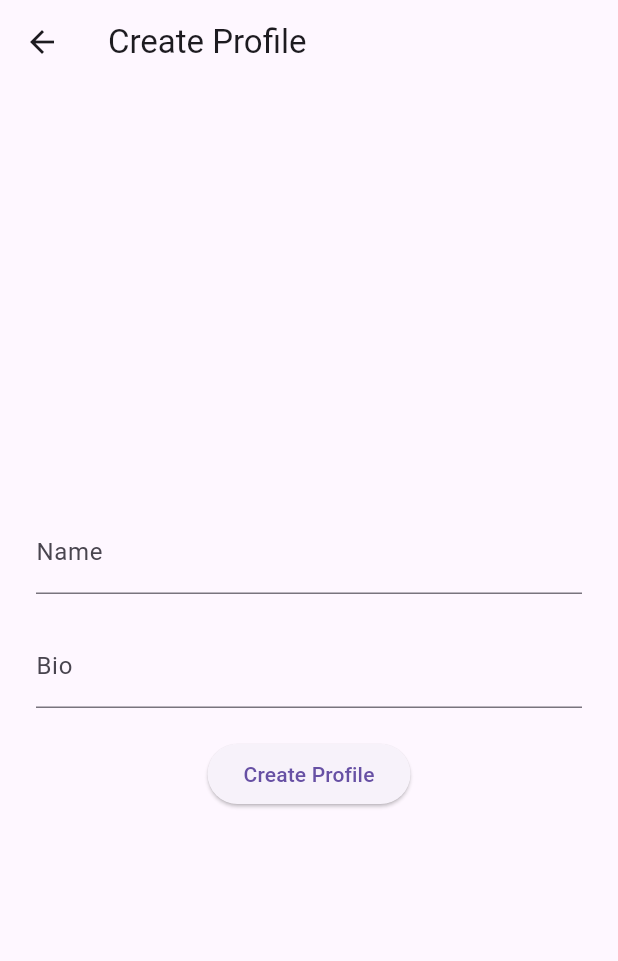
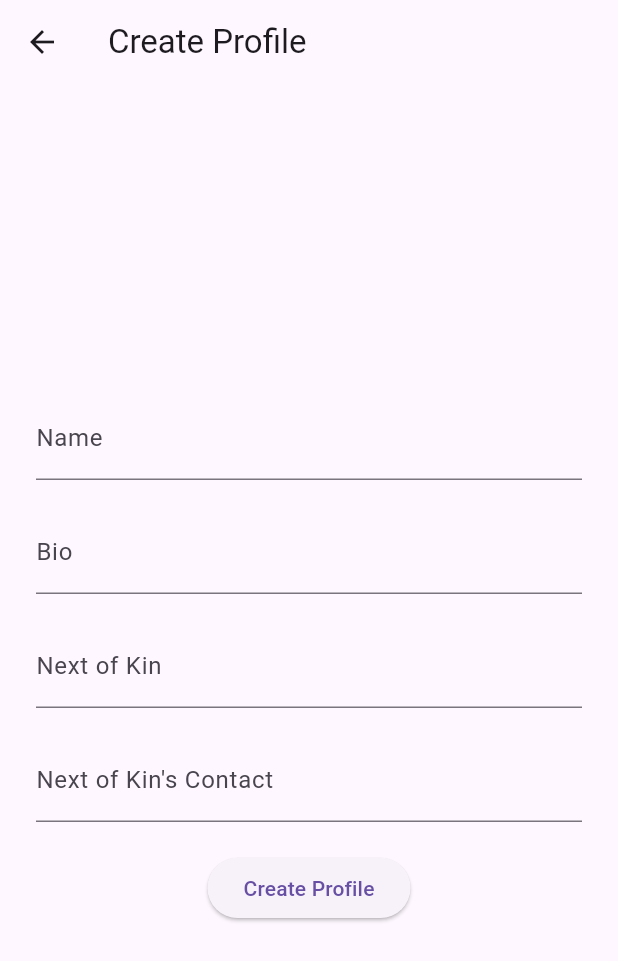
Before and after one commit to Stella1B/Saferride, a Flutter app: the ProfileCreationPage screen opened by its route, on a phone screen of 412 x 824 dp. Shown: the top 961 px of the screen. Run offline on Flutter 3.47's test engine with Material 3 defaults, Android fonts, the phone set to English and light mode, and no system bars; our stand-ins replace shared_preferences; accounts and stored records are empty.

Commit message:
profile modification

```diff
--- a/lib/screens/profile_screen.dart
+++ b/lib/screens/profile_screen.dart
@@ -5,26 +5,27 @@ class ProfileCreationPage extends StatefulWidget {
   const ProfileCreationPage({super.key});
 
   @override
-  // ignore: library_private_types_in_public_api
   _ProfileCreationPageState createState() => _ProfileCreationPageState();
 }
 
 class _ProfileCreationPageState extends State<ProfileCreationPage> {
   final TextEditingController _nameController = TextEditingController();
   final TextEditingController _bioController = TextEditingController();
+  final TextEditingController _nextOfKinController = TextEditingController();
+  final TextEditingController _nextOfKinContactController = TextEditingController(); // Controller for next of kin contact
 
   void _createProfile() async {
-    // Perform profile creation logic here (e.g., save data to backend)
     String name = _nameController.text;
     String bio = _bioController.text;
+    String nextOfKin = _nextOfKinController.text;
+    String nextOfKinContact = _nextOfKinContactController.text; // Get next of kin contact
 
-    // Save profile data using SharedPreferences
     SharedPreferences prefs = await SharedPreferences.getInstance();
     await prefs.setString('name', name);
     await prefs.setString('bio', bio);
+    await prefs.setString('nextOfKin', nextOfKin);
+    await prefs.setString('nextOfKinContact', nextOfKinContact); // Save next of kin contact
 
-    // Navigate to home screen
-    // ignore: use_build_context_synchronously
     Navigator.pushReplacementNamed(context, '/home');
   }
 
@@ -54,6 +55,20 @@ class _ProfileCreationPageState extends State<ProfileCreationPage> {
                 ),
               ),
               const SizedBox(height: 20),
+              TextField(
+                controller: _nextOfKinController,
+                decoration: const InputDecoration(
+                  labelText: 'Next of Kin',
+                ),
+              ),
+              const SizedBox(height: 20),
+              TextField(
+                controller: _nextOfKinContactController,
+                decoration: const InputDecoration(
+                  labelText: "Next of Kin's Contact",
+                ),
+              ),
+              const SizedBox(height: 20),
               ElevatedButton(
                 onPressed: _createProfile,
                 child: const Text('Create Profile'),
```
Also changed, not shown: lib/screens/contact_us_page.dart (+6 -2 lines), lib/screens/home_screen.dart (+31 -25 lines).
